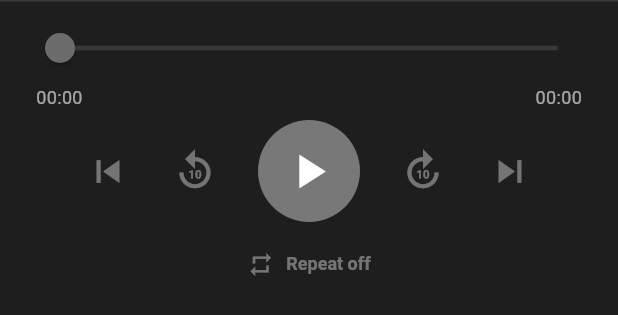
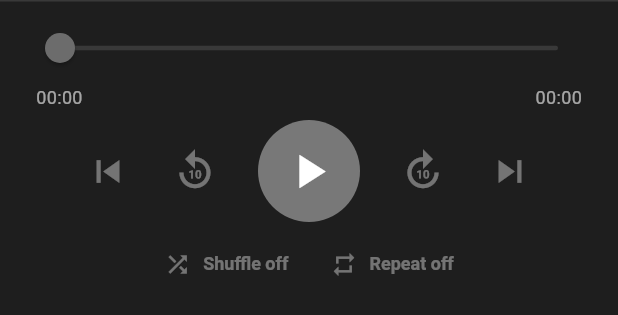
Before and after one commit to cornelboy/jwsongbook, a Flutter app: the PlayerControls widget shown alone on an empty page, opened directly, on a phone screen of 412 x 824 dp. Shown: the top 315 px of the screen. Run offline on Flutter 3.47's test engine with Material 3 defaults, Android fonts, the phone set to English and light mode, and no system bars; our stand-ins replace drift, flutter_riverpod, go_router, just_audio, just_audio_background, riverpod_annotation; accounts and stored records are empty; generated files the repository leaves out were written again.

Commit message:
Add shuffle and compact lyric waiting state

```diff
--- a/lib/features/player/widgets/player_controls.dart
+++ b/lib/features/player/widgets/player_controls.dart
@@ -105,9 +105,19 @@ class PlayerControls extends ConsumerWidget {
                 ],
               ),
               const SizedBox(height: 4),
-              _RepeatModeButton(
-                repeatMode: state.repeatMode,
-                onPressed: state.hasSong ? notifier.toggleRepeatMode : null,
+              Row(
+                mainAxisAlignment: MainAxisAlignment.center,
+                children: [
+                  _ShuffleButton(
+                    isEnabled: state.isShuffleEnabled,
+                    onPressed: state.hasSong ? notifier.toggleShuffle : null,
+                  ),
+                  const SizedBox(width: 8),
+                  _RepeatModeButton(
+                    repeatMode: state.repeatMode,
+                    onPressed: state.hasSong ? notifier.toggleRepeatMode : null,
+                  ),
+                ],
               ),
             ],
           ),
@@ -125,6 +135,32 @@ class PlayerControls extends ConsumerWidget {
     final m = d.inMinutes.remainder(60).toString().padLeft(2, '0');
     final s = d.inSeconds.remainder(60).toString().padLeft(2, '0');
     return '$m:$s';
+  }
+}
+
+class _ShuffleButton extends StatelessWidget {
+  const _ShuffleButton({
+    required this.isEnabled,
+    required this.onPressed,
+  });
+
+  final bool isEnabled;
+  final VoidCallback? onPressed;
+
+  @override
+  Widget build(BuildContext context) {
+    return TextButton.icon(
+      onPressed: onPressed,
+      icon: const Icon(Icons.shuffle, size: 18),
+      label: Text(isEnabled ? 'Shuffle on' : 'Shuffle off'),
+      style: TextButton.styleFrom(
+        foregroundColor:
+            isEnabled ? AppColors.primaryPurple : AppColors.textMedium,
+        textStyle: const TextStyle(fontSize: 12, fontWeight: FontWeight.w600),
+        minimumSize: const Size(0, 32),
+        padding: const EdgeInsets.symmetric(horizontal: 10),
+      ),
+    );
   }
 }
 
```
Also changed, not shown: lib/features/player/providers/player_provider.dart (+31 -0 lines), lib/shared/widgets/floating_lyrics_button.dart (+101 -3 lines).
